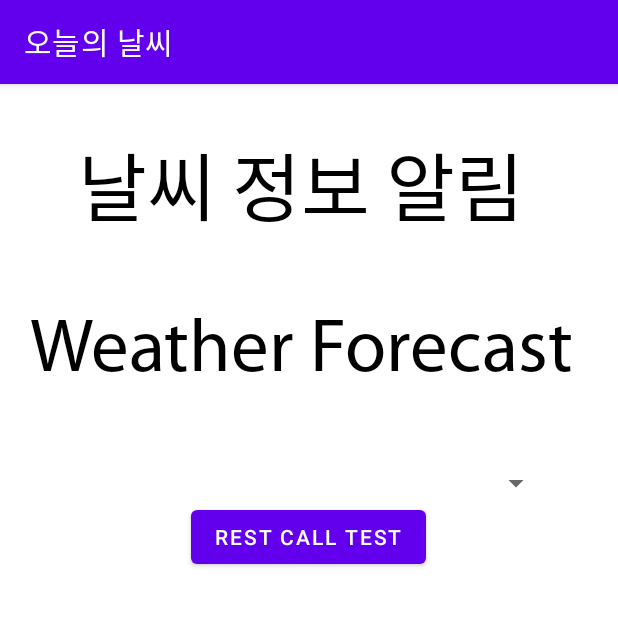
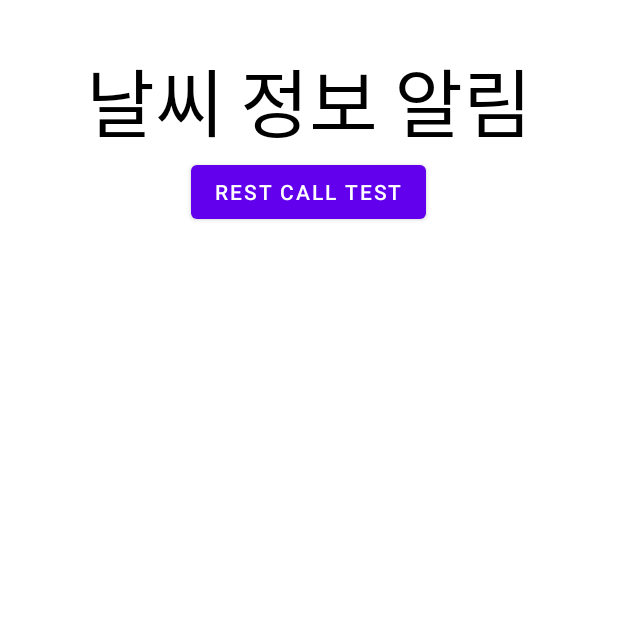
Before and after one commit to goodbye-thingji/weather_app, an Android app: the screen it shows after launch (MainActivity), after a tap on "앱 시작하기", on a phone screen of 412 x 824 dp, the top half of it. Run offline under Robolectric (Android 15) with nearby library versions, the phone set to English and light mode, and no system bars; pictures from the network do not load.

```diff
--- a/app/src/main/AndroidManifest.xml
+++ b/app/src/main/AndroidManifest.xml
@@ -7,7 +7,7 @@
     <application
         android:allowBackup="true"
         android:icon="@mipmap/ic_launcher"
-        android:label="오늘의 날씨"
+        android:label="셀폰"
         android:roundIcon="@mipmap/ic_launcher_round"
         android:supportsRtl="true"
         android:theme="@style/Theme.Weatherapp">
--- a/app/src/main/java/com/example/weatherapp/Main.java
+++ b/app/src/main/java/com/example/weatherapp/Main.java
@@ -15,8 +15,8 @@ public class Main extends Activity {
     protected void onCreate(Bundle savedInstanceState) {
         super.onCreate(savedInstanceState);
         setContentView(R.layout.intro);
-        ImageView sun = (ImageView) findViewById(R.id.sunrise);
-        Glide.with(this).load(R.raw.sunrise).into(sun);
+        ImageView iphone = (ImageView) findViewById(R.id.iphone);
+        Glide.with(this).load(R.raw.iphone).into(iphone);
         button = (Button) findViewById(R.id.bt1);
         button.setOnClickListener(new View.OnClickListener() {
             @Override
--- a/app/src/main/java/com/example/weatherapp/MainActivity.java
+++ b/app/src/main/java/com/example/weatherapp/MainActivity.java
@@ -1,5 +1,6 @@
 package com.example.weatherapp;
 
+import androidx.appcompat.app.ActionBar;
 import androidx.appcompat.app.AppCompatActivity;
 import androidx.core.app.ActivityCompat;
 
@@ -28,28 +29,8 @@ public class MainActivity extends AppCompatActivity {
         super.onCreate(savedInstanceState);
         setContentView(R.layout.activity_main);
 
-        spinner = (Spinner)findViewById(R.id.spinner);
-
-        final ArrayList<String> list = new ArrayList<>();
-        list.add("서울시");
-        list.add("경기도");
-        list.add("인천시");
-        list.add("부산시");
-        list.add("대전시");
-        list.add("대구시");
-        list.add("충청북도");
-        list.add("충청남도");
-        list.add("세종시");
-        list.add("강원도");
-        list.add("부산광역시");
-        list.add("부산광역시");
-        list.add("부산광역시");
-        list.add("부산광역시");
-
-
-        String[] list2 = new String[2];
-        list2[0] = "안녕";
-        list2[1] = "하세요";
+        ActionBar actionBar = getSupportActionBar();
+        actionBar.hide();
 
         findViewById(R.id.btnTest).setOnClickListener(new View.OnClickListener() {
             @Override
--- a/app/src/main/res/layout/activity_main.xml
+++ b/app/src/main/res/layout/activity_main.xml
@@ -11,18 +11,14 @@
         android:layout_width="match_parent"
         android:layout_height="wrap_content"
         android:gravity="center"
-        android:text="날씨 정보 알림 \n \nWeather Forecast \n"
+        android:text="날씨 정보 알림"
         android:textColor="#000000"
         android:layout_gravity="center"
         android:layout_marginTop="30dp"
         android:fontFamily="@font/myriad"
         android:textSize="50dp"/>
 
-    <Spinner
-        android:id="@+id/spinner"
-        android:layout_width="368dp"
-        android:layout_height="wrap_content"
-        android:layout_gravity="top"/>
+
 
 
         <Button
--- a/app/src/main/res/layout/intro.xml
+++ b/app/src/main/res/layout/intro.xml
@@ -12,10 +12,10 @@
         android:layout_width="fill_parent"
         android:layout_height="fill_parent">
         <ImageView
-            android:id="@+id/sunrise"
+            android:id="@+id/iphone"
             android:layout_width="match_parent"
             android:layout_height="731dp"
-            android:src="@raw/sunrise"
+            android:src="@raw/iphone"
             android:scaleType="fitXY"/>
         <LinearLayout
             android:layout_width="fill_parent"
@@ -25,8 +25,8 @@
                 android:layout_width="wrap_content"
                 android:layout_height="wrap_content"
                 android:gravity="top"
-                android:text="오늘의 날씨"
-                android:textColor="#ffffff"
+                android:text="Sell 폰"
+                android:textColor="#000000"
                 android:layout_marginTop="30dp"
                 android:fontFamily="@font/br_ic"
                 android:textSize="50dp"/>
```
Also changed, not shown: 1 other file.
